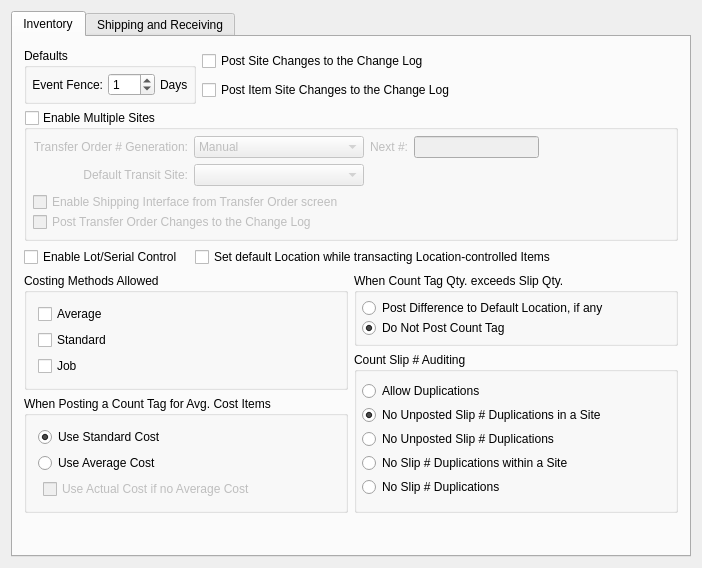
The window that guiclient/configureIM.ui (knowhow/xtuple) describes before a commit, drawn with Qt 5.
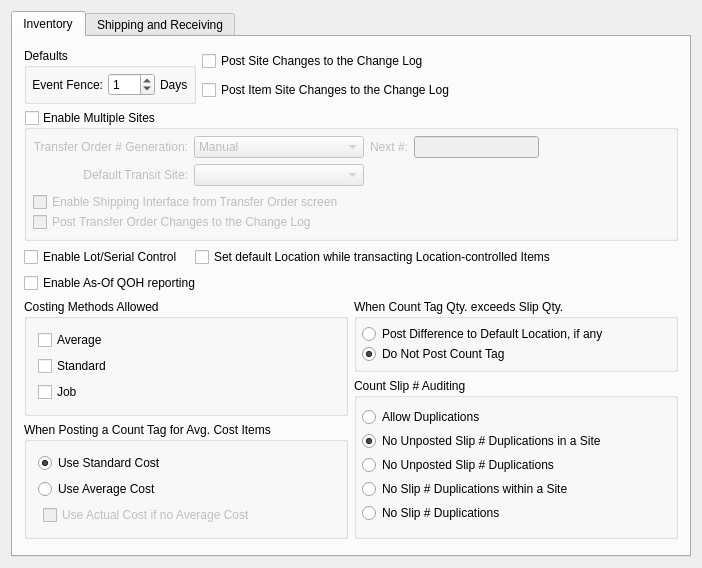
The same window after the commit. Custom widgets are drawn as their Qt base class.

```diff
--- a/guiclient/configureIM.ui
+++ b/guiclient/configureIM.ui
@@ -310,6 +310,13 @@
            </item>
           </layout>
          </item>
+         <item>
+          <widget class="QCheckBox" name="_asOfQOH">
+           <property name="text">
+            <string>Enable As-Of QOH reporting</string>
+           </property>
+          </widget>
+         </item>
          <item>
           <layout class="QGridLayout" name="gridLayout_3">
            <item row="0" column="0" rowspan="2">
```
Left out of the diff: 5 changed lines with no effect on the pictures.
